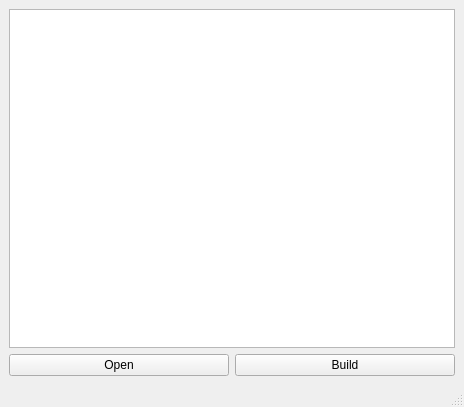
Qt form manager/ui/qt/window.ui (Oreyato/Pipeline22) before a commit.
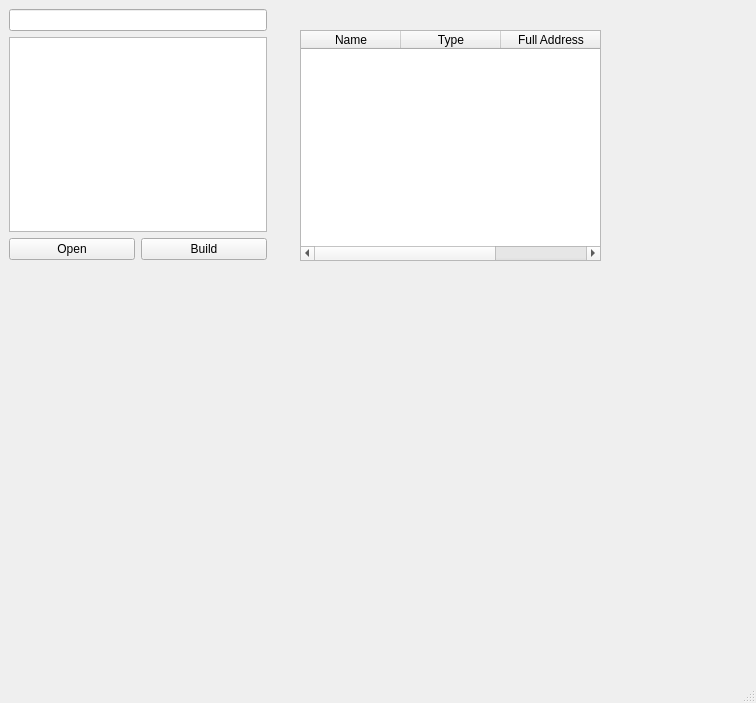
The same form after that commit.

Commit message: feat: files table

```diff
--- a/manager/ui/qt/window.ui
+++ b/manager/ui/qt/window.ui
@@ -6,17 +6,70 @@
    <rect>
     <x>0</x>
     <y>0</y>
-    <width>464</width>
-    <height>407</height>
+    <width>756</width>
+    <height>703</height>
    </rect>
   </property>
   <property name="windowTitle">
    <string>MainWindow</string>
   </property>
   <widget class="QWidget" name="centralwidget">
-   <layout class="QGridLayout" name="gridLayout">
-    <item row="0" column="0">
+   <widget class="QTableWidget" name="t_resume">
+    <property name="geometry">
+     <rect>
+      <x>300</x>
+      <y>30</y>
+      <width>301</width>
+      <height>231</height>
+     </rect>
+    </property>
+    <property name="rowCount">
+     <number>0</number>
+    </property>
+    <property name="columnCount">
+     <number>3</number>
+    </property>
+    <attribute name="horizontalHeaderCascadingSectionResizes">
+     <bool>false</bool>
+    </attribute>
+    <attribute name="horizontalHeaderShowSortIndicator" stdset="0">
+     <bool>false</bool>
+    </attribute>
+    <attribute name="horizontalHeaderStretchLastSection">
+     <bool>false</bool>
+    </attribute>
+    <attribute name="verticalHeaderStretchLastSection">
+     <bool>false</bool>
+    </attribute>
+    <column>
+     <property name="text">
+      <string>Name</string>
+     </property>
+    </column>
+    <column>
+     <property name="text">
+      <string>Type</string>
+     </property>
+    </column>
+    <column>
+     <property name="text">
+      <string>Full Address</string>
+     </property>
+    </column>
+   </widget>
+   <widget class="QWidget" name="">
+    <property name="geometry">
+     <rect>
+      <x>9</x>
+      <y>9</y>
+      <width>258</width>
+      <height>251</height>
+     </rect>
+    </property>
      <layout class="QVBoxLayout" name="verticalLayout">
+     <item>
+      <widget class="QLineEdit" name="le_demo"/>
+     </item>
       <item>
        <widget class="QListView" name="lv_scenes"/>
       </item>
@@ -39,8 +92,7 @@
        </layout>
       </item>
      </layout>
-    </item>
-   </layout>
+   </widget>
   </widget>
   <widget class="QMenuBar" name="menubar">
    <property name="geometry">
```
Left out of the diff: 2 changed lines with no effect on the pictures. Lines whose indentation alone changed are shown as unchanged. The commit also changes 1 other file.
